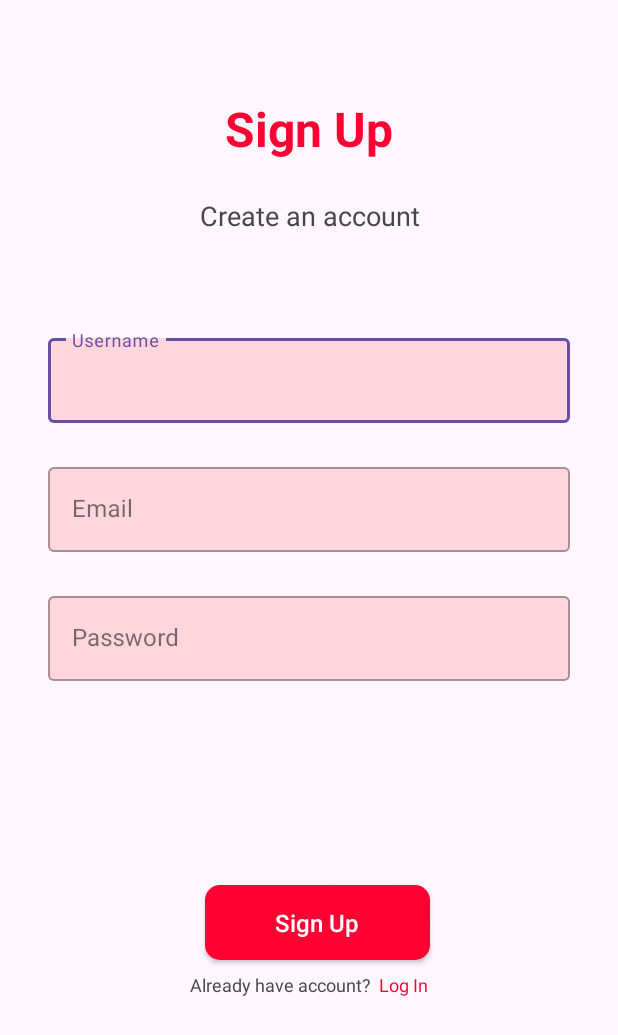
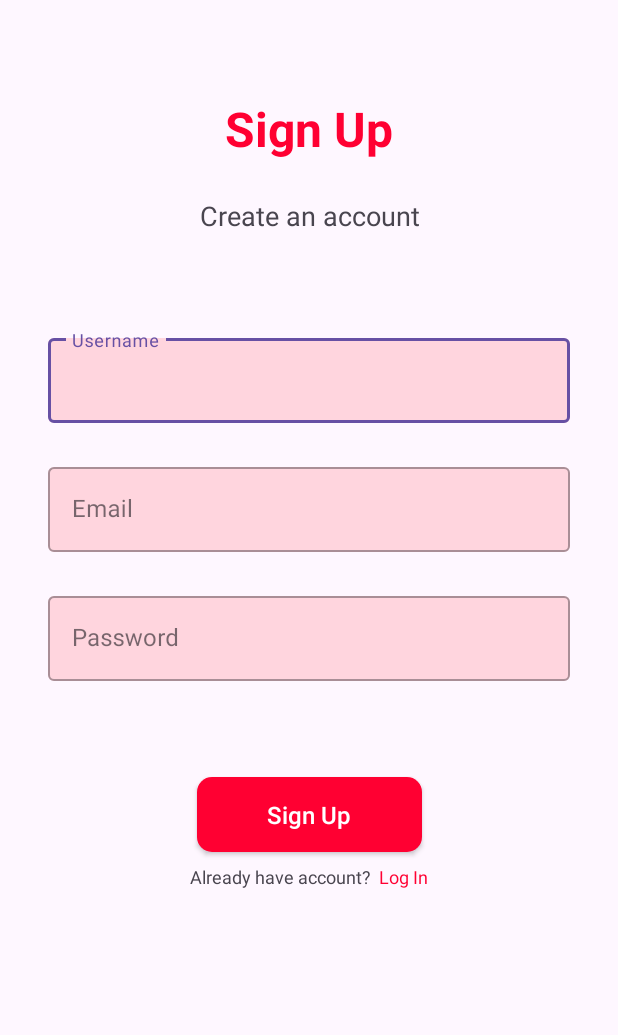
Before and after one commit to iamryanrmdn/ChiliChecker, an Android app: the SignupActivity screen opened directly, with no data from a screen before it, on a phone screen of 412 x 824 dp. Shown: the top 1035 px of the screen. Run offline under Robolectric (Android 15) with nearby library versions, the light colour scheme and no system bars.

Commit message:
Benerin tombol signup yang di geser

```diff
--- a/app/src/main/res/layout/activity_signup.xml
+++ b/app/src/main/res/layout/activity_signup.xml
@@ -110,14 +110,13 @@
         android:id="@+id/btn_signup"
         android:layout_width="150dp"
         android:layout_height="50dp"
-        android:layout_marginTop="136dp"
+        android:layout_marginTop="64dp"
         android:background="@drawable/bg_btn"
         android:text="@string/title_signup"
         android:textAllCaps="false"
         android:textColor="@color/white"
         android:textSize="16sp"
         app:layout_constraintEnd_toEndOf="parent"
-        app:layout_constraintHorizontal_bias="0.521"
         app:layout_constraintStart_toStartOf="parent"
         app:layout_constraintTop_toBottomOf="@+id/password_edit_text_layout" />
 
```
